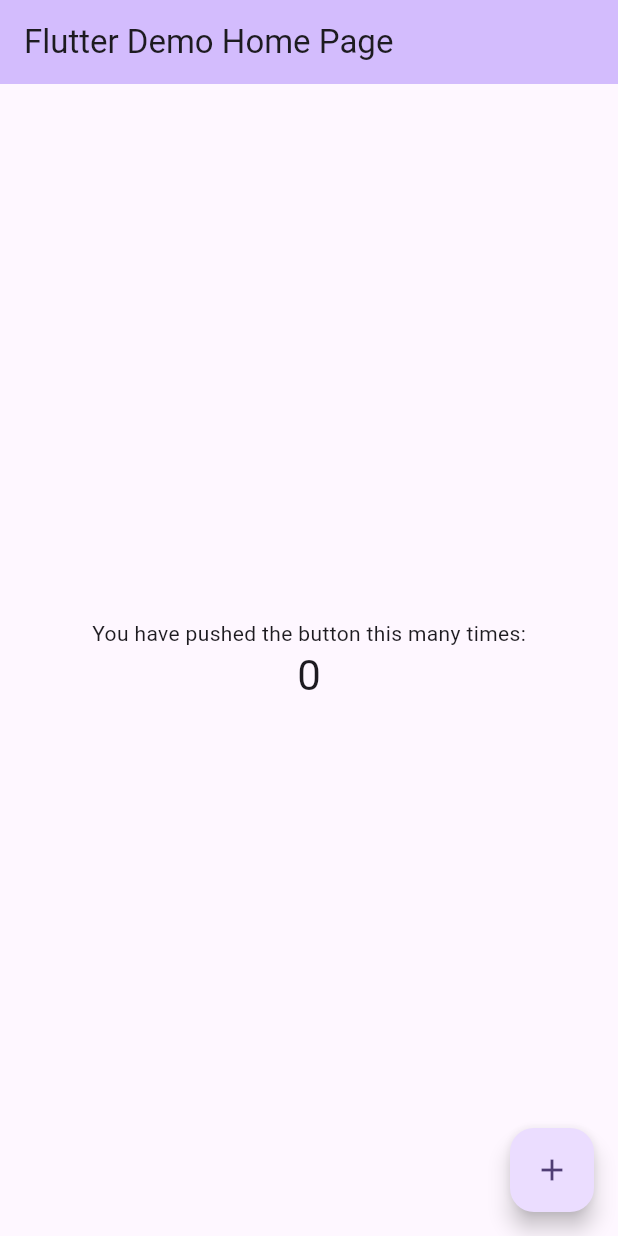
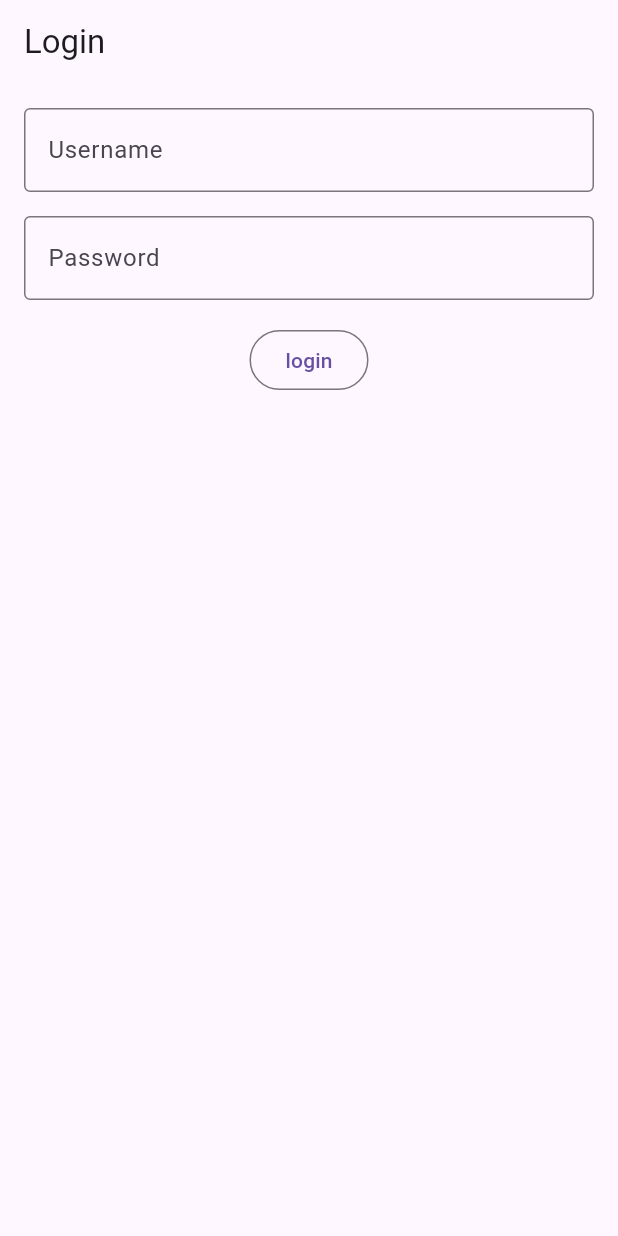
Before and after one commit to P3trick/pas_mobile, a Flutter app: the screen it shows after launch, on a phone screen of 412 x 824 dp. Run offline on Flutter 3.47's test engine with Material 3 defaults, Android fonts, the phone set to English and light mode, and no system bars; our stand-ins replace get; accounts and stored records are empty.

Commit message:
Pas Mobile

```diff
--- /dev/null
+++ b/lib/controller/login_controller.dart
@@ -0,0 +1,56 @@
+import 'package:flutter/material.dart';
+import 'package:get/get.dart';
+import 'package:pas_mobile/models/login_model.dart';
+import 'package:pas_mobile/routes.dart';
+import 'package:http/http.dart' as http;
+
+class LoginController extends GetxController {
+
+  TextEditingController txtUsername = TextEditingController();
+  TextEditingController txtPassword = TextEditingController();
+
+  var isLoading = false.obs;
+
+  var loginModel = Rxn<LoginModel>();
+
+  void login() async {
+  if(txtUsername.text.toString().isEmpty || txtPassword.text.toString().isEmpty){
+
+      Get.snackbar("Error", "username dan password harus terisi");
+
+    }else{
+
+      try{
+
+        isLoading.value = true;
+        final url = Uri.parse("https://mediadwi.com/api/latihan/login");
+
+        final response = await http.post(url, body: {
+          "username": txtUsername.text.toString(),
+          "password": txtPassword.text.toString()
+          });
+
+        isLoading.value = false;
+        if(response.statusCode == 200){
+
+          loginModel.value = loginModelFromJson(response.body);
+
+           if(loginModel.value?.status == true){
+            Get.snackbar("berhasil", loginModel.value!.message.toString());
+            Get.offNamed(Routes.mainmenu);
+          }else{
+            Get.snackbar("gagal", loginModel.value!.message.toString());
+          }
+
+        }else{
+          Get.snackbar("gagal", "cek internet connection");
+        }
+
+      } catch (e) {
+        Get.snackbar("gagal", e.toString());
+      }
+
+    }
+  }
+
+}
--- a/lib/main.dart
+++ b/lib/main.dart
@@ -1,5 +1,7 @@
 import 'package:flutter/material.dart';
-
+import 'package:get/get_navigation/src/root/get_material_app.dart';
+import 'package:pas_mobile/routes.dart';
+import 'package:get/get.dart';
 void main() {
   runApp(const MyApp());
 }
@@ -7,116 +9,12 @@ void main() {
 class MyApp extends StatelessWidget {
   const MyApp({super.key});
 
-  // This widget is the root of your application.
   @override
   Widget build(BuildContext context) {
-    return MaterialApp(
-      title: 'Flutter Demo',
-      theme: ThemeData(
-        // This is the theme of your application.
-        //
-        // TRY THIS: Try running your application with "flutter run". You'll see
-        // the application has a purple toolbar. Then, without quitting the app,
-        // try changing the seedColor in the colorScheme below to Colors.green
-        // and then invoke "hot reload" (save your changes or press the "hot
-        // reload" button in a Flutter-supported IDE, or press "r" if you used
-        // the command line to start the app).
-        //
-        // Notice that the counter didn't reset back to zero; the application
-        // state is not lost during the reload. To reset the state, use hot
-        // restart instead.
-        //
-        // This works for code too, not just values: Most code changes can be
-        // tested with just a hot reload.
-        colorScheme: .fromSeed(seedColor: Colors.deepPurple),
-      ),
-      home: const MyHomePage(title: 'Flutter Demo Home Page'),
+    return GetMaterialApp(
+      title: 'My Learning App',
+      initialRoute: Routes.login,
+      getPages: Routes.myPages,
     );
   }
 }
-
-class MyHomePage extends StatefulWidget {
-  const MyHomePage({super.key, required this.title});
-
-  // This widget is the home page of your application. It is stateful, meaning
-  // that it has a State object (defined below) that contains fields that affect
-  // how it looks.
-
-  // This class is the configuration for the state. It holds the values (in this
-  // case the title) provided by the parent (in this case the App widget) and
-  // used by the build method of the State. Fields in a Widget subclass are
-  // always marked "final".
-
-  final String title;
-
-  @override
-  State<MyHomePage> createState() => _MyHomePageState();
-}
-
-class _MyHomePageState extends State<MyHomePage> {
-  int _counter = 0;
-
-  void _incrementCounter() {
-    setState(() {
-      // This call to setState tells the Flutter framework that something has
-      // changed in this State, which causes it to rerun the build method below
-      // so that the display can reflect the updated values. If we changed
-      // _counter without calling setState(), then the build method would not be
-      // called again, and so nothing would appear to happen.
-      _counter++;
-    });
-  }
-
-  @override
-  Widget build(BuildContext context) {
-    // This method is rerun every time setState is called, for instance as done
-    // by the _incrementCounter method above.
-    //
-    // The Flutter framework has been optimized to make rerunning build methods
-    // fast, so that you can just rebuild anything that needs updating rather
-    // than having to individually change instances of widgets.
-    return Scaffold(
-      appBar: AppBar(
-        // TRY THIS: Try changing the color here to a specific color (to
-        // Colors.amber, perhaps?) and trigger a hot reload to see the AppBar
-        // change color while the other colors stay the same.
-        backgroundColor: Theme.of(context).colorScheme.inversePrimary,
-        // Here we take the value from the MyHomePage object that was created by
-        // the App.build method, and use it to set our appbar title.
-        title: Text(widget.title),
-      ),
-      body: Center(
-        // Center is a layout widget. It takes a single child and positions it
-        // in the middle of the parent.
-        child: Column(
-          // Column is also a layout widget. It takes a list of children and
-          // arranges them vertically. By default, it sizes itself to fit its
-          // children horizontally, and tries to be as tall as its parent.
-          //
-          // Column has various properties to control how it sizes itself and
-          // how it positions its children. Here we use mainAxisAlignment to
-          // center the children vertically; the main axis here is the vertical
-          // axis because Columns are vertical (the cross axis would be
-          // horizontal).
-          //
-          // TRY THIS: Invoke "debug painting" (choose the "Toggle Debug Paint"
-          // action in the IDE, or press "p" in the console), to see the
-          // wireframe for each widget.
-          mainAxisAlignment: .center,
-          children: [
-            const Text('You have pushed the button this many times:'),
-            Text(
-              '$_counter',
-              style: Theme.of(context).textTheme.headlineMedium,
-            ),
-          ],
-        ),
-      ),
-      floatingActionButton: FloatingActionButton(
-        onPressed: _incrementCounter,
-        tooltip: 'Increment',
-        child: const Icon(Icons.add),
-      ),
-    );
-  }
-}
--- /dev/null
+++ b/lib/models/login_model.dart
@@ -0,0 +1,29 @@
+import 'dart:convert';
+
+LoginModel loginModelFromJson(String str) => LoginModel.fromJson(json.decode(str));
+
+String loginModelToJson(LoginModel data) => json.encode(data.toJson());
+
+class LoginModel {
+    final bool status;
+    final String message;
+    final String token;
+
+    LoginModel({
+        required this.status,
+        required this.message,
+        required this.token,
+    });
+
+    factory LoginModel.fromJson(Map<String, dynamic> json) => LoginModel(
+        status: json["status"],
+        message: json["message"],
+        token: json["token"],
+    );
+
+    Map<String, dynamic> toJson() => {
+        "status": status,
+        "message": message,
+        "token": token,
+    };
+}
--- /dev/null
+++ b/lib/pages/login_page.dart
@@ -0,0 +1,50 @@
+import 'package:flutter/material.dart';
+import 'package:get/get.dart';
+import 'package:pas_mobile/controller/login_controller.dart';
+
+class LoginPage extends StatelessWidget {
+  const LoginPage({super.key});
+
+  @override
+  Widget build(BuildContext context) {
+    final controller = Get.put(LoginController());
+
+    return Scaffold(
+      appBar: AppBar(title: const Text("Login")),
+      body: Padding(
+        padding: const EdgeInsets.all(16.0),
+        child: Column(
+          children: [
+            TextField(
+              controller: controller.txtUsername,
+              decoration: const InputDecoration(
+                labelText: "Username",
+                border: OutlineInputBorder(),
+              ),
+            ),
+            const SizedBox(height: 16),
+            TextField(
+              controller: controller.txtPassword,
+              decoration: const InputDecoration(
+                labelText: "Password",
+                border: OutlineInputBorder(),
+              ),
+              obscureText: true,
+            ),
+            const SizedBox(height: 16),
+            Obx(
+              () => controller.isLoading.value
+                  ? Center(child: CircularProgressIndicator())
+                  : OutlinedButton(
+                      onPressed: () {
+                        controller.login();
+                      },
+                      child: Text("login"),
+                    ),
+            ),
+          ],
+        ),
+      ),
+    );
+  }
+}
--- /dev/null
+++ b/lib/routes.dart
@@ -0,0 +1,16 @@
+import 'package:get/get.dart';
+import 'package:pas_mobile/pages/login_page.dart';
+import 'package:pas_mobile/pages/main_menu_page.dart';
+import 'package:pas_mobile/pages/detail_makanan_page.dart';
+
+class Routes {
+  static const String login = '/login';
+  static const String mainmenu = '/mainmenu';
+  static const String detailmakanan = '/detailmakanan';
+
+  static final myPages = [
+    GetPage(name: login, page: () => const LoginPage()),
+    GetPage(name: mainmenu, page: () => MainMenuPage()),
+    GetPage(name: detailmakanan, page: () => DetailMakananPage()),
+  ];
+}
--- a/pubspec.yaml
+++ b/pubspec.yaml
@@ -34,6 +34,8 @@ dependencies:
   # The following adds the Cupertino Icons font to your application.
   # Use with the CupertinoIcons class for iOS style icons.
   cupertino_icons: ^1.0.8
+  get: ^4.7.3
+  http: ^1.2.0
 
 dev_dependencies:
   flutter_test:
```
Also changed, not shown: lib/controller/detail_makanan_controller.dart (added, +22 -0 lines), lib/controller/hitung.dart (added, +17 -0 lines), lib/controller/main_menu_controller.dart (added, +22 -0 lines), lib/controller/makanan_controller.dart (added, +41 -0 lines), lib/menu/feat.dart (added, +10 -0 lines), lib/menu/home.dart (added, +52 -0 lines), lib/menu/profile.dart (added, +44 -0 lines), lib/models/makanan_model.dart (added, +14 -0 lines), lib/models/team_model.dart (added, +11 -0 lines), lib/pages/detail_makanan_page.dart (added, +98 -0 lines), lib/pages/main_menu_page.dart (added, +39 -0 lines).
